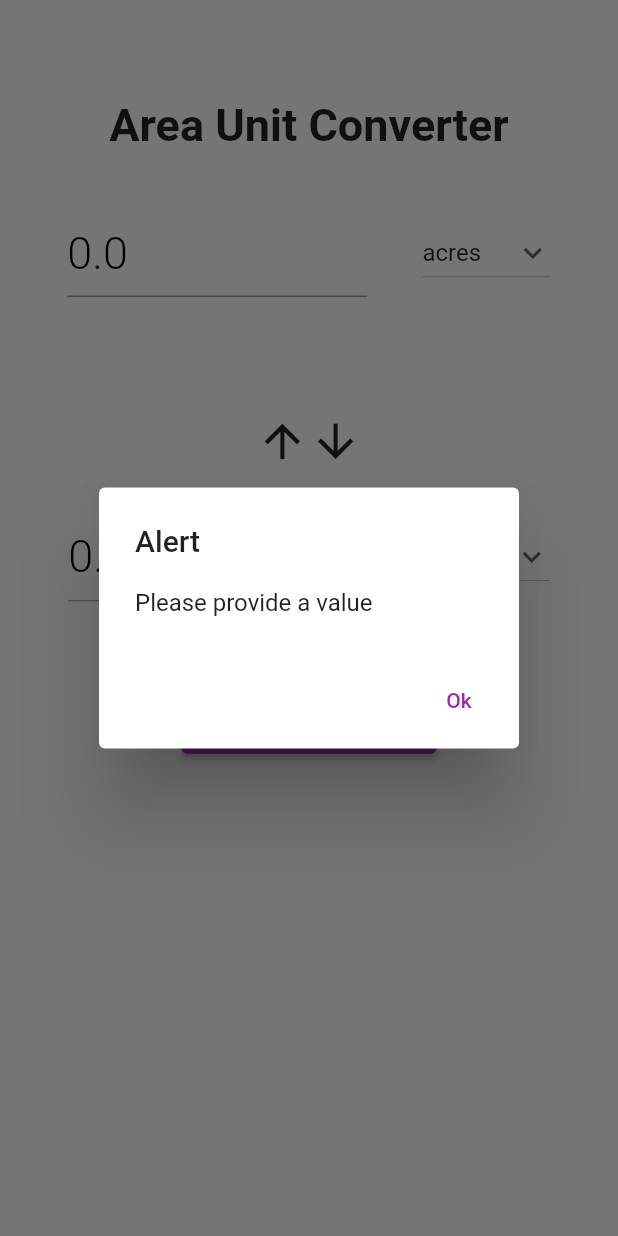
After one commit to PratikAmonkar/Unit-Calculator, a Flutter app: the AreaCategoryPage screen opened directly, after a tap on "Convert", on a phone screen of 412 x 824 dp. The commit adds this screen. Run offline on Flutter 3.47's test engine with Material 2 defaults, Android fonts, the phone set to English and light mode, and no system bars.

Commit message:
added area category

```diff
--- /dev/null
+++ b/lib/functions/area_unit_convert.dart
@@ -0,0 +1,11 @@
+areaUnitConverte(firstIntialDropDownValue, secondIntialDropDownValue,
+    firstTextControllerValue, secondTextControllerValue) {
+  if (firstIntialDropDownValue == "acres" &&
+      secondIntialDropDownValue == "hectares") {
+    return (double.parse(firstTextControllerValue.text) * 0.404)
+        .toStringAsFixed(3);
+  } else {
+    return (double.parse(firstTextControllerValue.text) * 2.4711)
+        .toStringAsFixed(2);
+  }
+}
--- /dev/null
+++ b/lib/screens/area_category_page.dart
@@ -0,0 +1,234 @@
+import 'package:flutter/material.dart';
+import 'package:flutter/services.dart';
+import 'package:unit_converter/functions/area_unit_convert.dart';
+import 'package:unit_converter/widgets/alertbox_widget.dart';
+
+class AreaCategoryPage extends StatefulWidget {
+  const AreaCategoryPage({Key? key}) : super(key: key);
+
+  @override
+  State<AreaCategoryPage> createState() => _AngleCategoryPageState();
+}
+
+class _AngleCategoryPageState extends State<AreaCategoryPage> {
+  String firstIntialDropDownValue = 'acres';
+  String secondIntialDropDownValue = 'hectares';
+
+  final firstDropDownValue = [
+    "acres",
+    "hectares",
+  ];
+
+  final secondDropDownValue = [
+    "acres",
+    "hectares",
+  ];
+
+  final firstTextControllerValue = TextEditingController();
+  final secondTextControllerValue = TextEditingController();
+
+  @override
+  Widget build(BuildContext context) {
+    return Scaffold(
+      backgroundColor: Colors.white,
+      appBar: AppBar(
+        backgroundColor: Colors.white,
+        elevation: 0.0,
+        centerTitle: true,
+        systemOverlayStyle: const SystemUiOverlayStyle(
+          statusBarColor: Colors.white,
+          statusBarIconBrightness: Brightness.dark,
+        ),
+      ),
+      body: SingleChildScrollView(
+        child: Column(
+          children: [
+            const Padding(
+              padding: EdgeInsets.only(
+                top: 10.0,
+                bottom: 30,
+              ),
+              child: Text(
+                "Area Unit Converter",
+                style: TextStyle(
+                  fontSize: 30.0,
+                  fontWeight: FontWeight.bold,
+                ),
+              ),
+            ),
+            Padding(
+              padding: const EdgeInsets.all(8.0),
+              child: Row(
+                mainAxisAlignment: MainAxisAlignment.spaceEvenly,
+                children: [
+                  SizedBox(
+                    width: 200.0,
+                    child: TextFormField(
+                      controller: firstTextControllerValue,
+                      style: const TextStyle(
+                        fontSize: 30,
+                        fontWeight: FontWeight.w300,
+                      ),
+                      keyboardType: TextInputType.number,
+                      decoration: const InputDecoration(
+                        hintText: "0.0",
+                        hintStyle: TextStyle(
+                          fontSize: 30,
+                          fontWeight: FontWeight.w300,
+                          color: Colors.black,
+                        ),
+                      ),
+                    ),
+                  ),
+                  DropdownButton(
+                    value: firstIntialDropDownValue,
+                    icon: const Icon(Icons.keyboard_arrow_down),
+                    items: firstDropDownValue.map(
+                      (String items) {
+                        return DropdownMenuItem(
+                          value: items,
+                          child: Text(items),
+                        );
+                      },
+                    ).toList(),
+                    onChanged: (String? newValue) {
+                      setState(
+                        () {
+                          firstIntialDropDownValue = newValue!;
+                        },
+                      );
+                    },
+                  ),
+                ],
+              ),
+            ),
+            const SizedBox(
+              height: 20.0,
+            ),
+            Padding(
+              padding: const EdgeInsets.only(top: 50.0),
+              child: Row(
+                mainAxisAlignment: MainAxisAlignment.center,
+                children: const [
+                  Icon(
+                    Icons.arrow_upward,
+                    size: 35.5,
+                  ),
+                  Icon(
+                    Icons.arrow_downward,
+                    size: 35.5,
+                  ),
+                ],
+              ),
+            ),
+            const SizedBox(
+              height: 20.0,
+            ),
+            Padding(
+              padding: const EdgeInsets.all(10.0),
+              child: Row(
+                mainAxisAlignment: MainAxisAlignment.spaceEvenly,
+                children: [
+                  SizedBox(
+                    width: 200.0,
+                    child: TextFormField(
+                      enabled: false,
+                      controller: secondTextControllerValue,
+                      style: const TextStyle(
+                        fontSize: 30,
+                        fontWeight: FontWeight.w300,
+                      ),
+                      //initialValue: "0.0",
+                      keyboardType: TextInputType.number,
+                      decoration: const InputDecoration(
+                        hintText: "0.0",
+                        hintStyle: TextStyle(
+                          fontSize: 30,
+                          fontWeight: FontWeight.w300,
+                          color: Colors.black,
+                        ),
+                      ),
+                    ),
+                  ),
+                  DropdownButton(
+                    value: secondIntialDropDownValue,
+                    icon: const Icon(Icons.keyboard_arrow_down),
+                    items: secondDropDownValue.map(
+                      (String items) {
+                        return DropdownMenuItem(
+                          value: items,
+                          child: Text(items),
+                        );
+                      },
+                    ).toList(),
+                    onChanged: (String? newValue) {
+                      setState(
+                        () {
+                          secondIntialDropDownValue = newValue!;
+                        },
+                      );
+                    },
+                  ),
+                ],
+              ),
+            ),
+            const SizedBox(
+              height: 50.0,
+            ),
+            ElevatedButton(
+              onPressed: () {
+                convertData();
+              },
+              style: OutlinedButton.styleFrom(
+                padding: const EdgeInsets.only(
+                  left: 50.0,
+                  right: 50.0,
+                ),
+              ),
+              child: const Text(
+                "Convert",
+                style: TextStyle(
+                  fontSize: 20.0,
+                ),
+              ),
+            ),
+          ],
+        ),
+      ),
+    );
+  }
+
+  void convertData() {
+    if (firstTextControllerValue.text.isEmpty) {
+      alertBoxWidget(
+        context,
+        "Alert",
+        "Please provide a value",
+      );
+    } else if (firstTextControllerValue.text == "0.0" ||
+        firstTextControllerValue.text == "0") {
+      alertBoxWidget(
+        context,
+        "Alert",
+        "Zero not allowed",
+      );
+    } else if (firstIntialDropDownValue == secondIntialDropDownValue) {
+      alertBoxWidget(
+        context,
+        "Alert",
+        "You choose same option",
+      );
+    } else {
+      setState(
+        () {
+          secondTextControllerValue.text = areaUnitConverte(
+            firstIntialDropDownValue,
+            secondIntialDropDownValue,
+            firstTextControllerValue,
+            secondTextControllerValue,
+          );
+        },
+      );
+    }
+  }
+}
--- a/lib/screens/category_page.dart
+++ b/lib/screens/category_page.dart
@@ -2,6 +2,7 @@ import 'package:flutter/material.dart';
 import 'package:flutter/services.dart';
 import 'package:unit_converter/model/category_model.dart';
 import 'package:unit_converter/screens/angle_category_page.dart';
+import 'package:unit_converter/screens/area_category_page.dart';
 
 class CategoryPage extends StatefulWidget {
   const CategoryPage({Key? key}) : super(key: key);
@@ -15,6 +16,10 @@ class _CategoryPageState extends State<CategoryPage> {
     CategoryImage(
       "images/angle.png",
       "Angle",
+    ),
+     CategoryImage(
+      "images/area.png",
+      "Area",
     ),
   ];
 
@@ -55,6 +60,12 @@ class _CategoryPageState extends State<CategoryPage> {
                     builder: (context) => const AngleCategoryPage(),
                   ),
                 );
+              }else if(index == 1){
+                 Navigator.of(context).push(
+                  MaterialPageRoute(
+                    builder: (context) => const AreaCategoryPage(),
+                  ),
+                );
               }
             },
             child: Padding(
```
Also changed, not shown: images/area.png (added).
